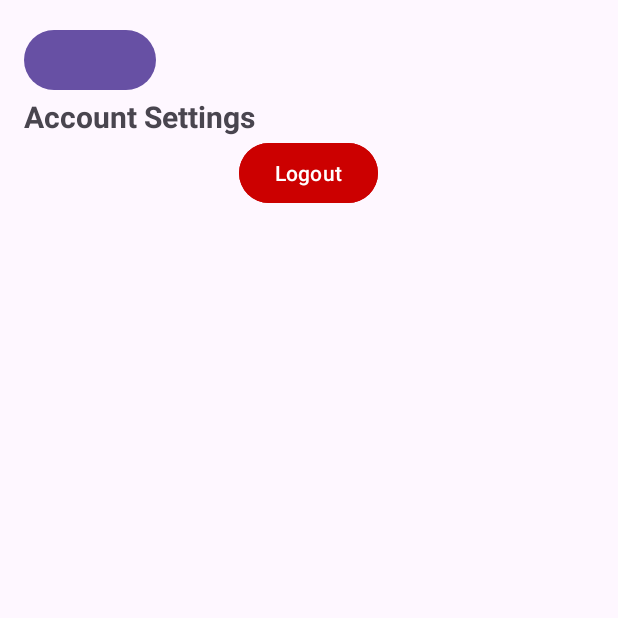
After one commit to claidooo/SafeRouteFinder, an Android app: the AccountSettingsActivity screen opened directly, with no data from a screen before it, on a phone screen of 412 x 824 dp, the top half of it. The commit adds this screen. Run offline under Robolectric (Android 15) with nearby library versions, the phone set to English and light mode, and no system bars.

Commit message:
coffee project colab update - clyde

```diff
--- /dev/null
+++ b/app/src/main/java/com/cjsm/saferoutefinder/AccountSettingsActivity.java
@@ -0,0 +1,55 @@
+package com.cjsm.saferoutefinder;
+
+import android.content.DialogInterface;
+import android.content.Intent;
+import android.os.Bundle;
+import android.view.View;
+import android.widget.Button;
+import androidx.appcompat.app.AlertDialog;
+import androidx.appcompat.app.AppCompatActivity;
+
+public class AccountSettingsActivity extends AppCompatActivity {
+    private Button btnLogout;
+    private Button btnBack; // Changed to Button
+
+    @Override
+    protected void onCreate(Bundle savedInstanceState) {
+        super.onCreate(savedInstanceState);
+        setContentView(R.layout.activity_account_settings);
+
+        // Initialize buttons
+        btnLogout = findViewById(R.id.btn_logout);
+        btnBack = findViewById(R.id.btn_back); // Button instead of ImageButton
+
+        // Set a listener for the Back button
+        btnBack.setOnClickListener(v -> onBackPressed());
+
+        // Set a listener for the Logout button
+        btnLogout.setOnClickListener(v -> showLogoutConfirmation());
+    }
+
+    // Show logout confirmation dialog
+    private void showLogoutConfirmation() {
+        AlertDialog.Builder builder = new AlertDialog.Builder(AccountSettingsActivity.this);
+        builder.setTitle("Confirm Logout")
+                .setMessage("Do you wish to log out?")
+                .setPositiveButton("Logout", (dialog, which) -> performLogout())
+                .setNegativeButton("Cancel", (dialog, which) -> dialog.dismiss());
+        builder.create().show();
+    }
+
+    // Perform logout action
+    private void performLogout() {
+        // You can add any logout logic here (e.g., clearing session, authentication token)
+        System.exit(0); // Close the AccountSettingsActivity to prevent the user from going back
+    }
+
+    // Override onBackPressed() to handle the back button press
+    @Override
+    public void onBackPressed() {
+        // When the back button is pressed, just finish the activity (go back to MainActivity)
+        Intent intent = new Intent(AccountSettingsActivity.this, MainActivity.class);
+        startActivity(intent);
+        finish(); // Close the AccountSettingsActivity
+    }
+}
--- /dev/null
+++ b/app/src/main/java/com/cjsm/saferoutefinder/SettingsActivity.java
@@ -0,0 +1,4 @@
+package com.cjsm.saferoutefinder;
+
+public class SettingsActivity {
+}
--- a/app/src/main/res/layout/activity_account_settings.xml
+++ b/app/src/main/res/layout/activity_account_settings.xml
@@ -5,10 +5,26 @@
     android:orientation="vertical"
     android:padding="16dp">
 
+    <!-- Back Button at the top -->
+    <Button
+        android:id="@+id/btn_back"
+        android:layout_width="wrap_content"
+        android:layout_height="wrap_content" />
+
     <TextView
         android:layout_width="wrap_content"
         android:layout_height="wrap_content"
         android:text="Account Settings"
         android:textSize="20sp"
-        android:textStyle="bold"/>
+        android:textStyle="bold" />
+
+    <!-- Logout Button -->
+    <Button
+        android:id="@+id/btn_logout"
+        android:layout_width="wrap_content"
+        android:layout_height="wrap_content"
+        android:text="Logout"
+        android:textColor="@android:color/white"
+        android:layout_gravity="center"
+        android:backgroundTint="@android:color/holo_red_dark" />
 </LinearLayout>
--- a/app/src/main/res/values/themes.xml
+++ b/app/src/main/res/values/themes.xml
@@ -6,4 +6,6 @@
     </style>
 
     <style name="Theme.SafeRouteFinder" parent="Base.Theme.SafeRouteFinder" />
+
+
 </resources>
```
Also changed, not shown: app/src/main/AndroidManifest.xml (+8 -2 lines), app/src/main/java/com/cjsm/saferoutefinder/FabMenuHandler.java (added, +55 -0 lines), app/src/main/java/com/cjsm/saferoutefinder/MainActivity.java (+5 -56 lines), app/src/main/res/layout/activity_communitytab.xml (added, +21 -0 lines), app/src/main/res/layout/activity_main.xml (+22 -20 lines), app/src/main/res/drawable/menu_account.png (added), app/src/main/res/drawable/menu_community.png (added), app/src/main/res/drawable/menu_logout.png (added), app/src/main/res/drawable/menu_main.png (added), app/src/main/res/drawable/menu_settings.png (added), 1 other file.
